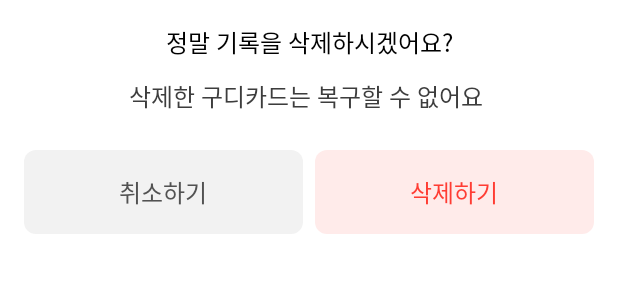
After one commit to cg072/9G9G_FE, an Android app: the layout dialog_record_delete.xml on its own in the app's theme, with its tools: preview values and no code run, on a phone screen of 412 x 824 dp. The commit adds this screen. Shown: the top 300 px of the screen. Run offline under Robolectric (Android 15) with nearby library versions, the phone set to English and light mode, and no system bars.

Commit message:
Feat - 기록상세 삭제팝업 추가
1. 삭제 팝업 추가
2. 내부 기능은 미구현

```diff
--- /dev/null
+++ b/app/src/main/java/com/example/nineg/dialog/RecordDeleteDialog.kt
@@ -0,0 +1,37 @@
+package com.example.nineg.dialog
+
+import android.app.Dialog
+import android.content.Context
+import android.view.LayoutInflater
+import androidx.databinding.DataBindingUtil
+import com.example.nineg.R
+import com.example.nineg.databinding.DialogRecordDeleteBinding
+
+class RecordDeleteDialog(context: Context, private val onDeleteClick: () -> Unit) :
+    Dialog(context, R.style.BasicDialog) {
+
+    private val binding: DialogRecordDeleteBinding = DataBindingUtil.inflate(
+        LayoutInflater.from(context),
+        R.layout.dialog_record_delete,
+        null,
+        false
+    )
+
+    init {
+        setContentView(binding.root)
+    }
+
+    override fun show() {
+
+        binding.dialogRecordCancelBtn.setOnClickListener {
+            dismiss()
+        }
+
+        binding.dialogRecordDeleteBtn.setOnClickListener {
+            onDeleteClick()
+            dismiss()
+        }
+
+        super.show()
+    }
+}
--- a/app/src/main/java/com/example/nineg/ui/detail/RecordDetailActivity.kt
+++ b/app/src/main/java/com/example/nineg/ui/detail/RecordDetailActivity.kt
@@ -8,6 +8,7 @@ import coil.transform.RoundedCornersTransformation
 import com.example.nineg.R
 import com.example.nineg.base.BaseActivity
 import com.example.nineg.databinding.ActivityRecordDetailBinding
+import com.example.nineg.dialog.RecordDeleteDialog
 import com.example.nineg.dialog.RecordOptionDialog
 import dagger.hilt.android.AndroidEntryPoint
 
@@ -23,14 +24,17 @@ class RecordDetailActivity : BaseActivity<ActivityRecordDetailBinding>() {
         super.onCreate(savedInstanceState)
 
         binding.fragmentRecordDetailOptionBtn.setOnClickListener {
-            val dialog = RecordOptionDialog(this, it.left, it.bottom,
+            val dialog = RecordOptionDialog(binding.root.context, it.left, it.bottom,
                 object : RecordOptionDialog.OnClickListener {
                     override fun onEdit() {
                         // TODO : 수정하기 로직 추가
                     }
 
                     override fun onDelete() {
-                        // TODO : 삭제하기 로직 추가
+                        val deleteDialog = RecordDeleteDialog(binding.root.context) {
+                            // TODO : 삭제하기 로직 추가
+                        }
+                        deleteDialog.show()
                     }
                 })
 
--- /dev/null
+++ b/app/src/main/res/drawable/button_cancel_bg.xml
@@ -0,0 +1,6 @@
+<?xml version="1.0" encoding="utf-8"?>
+<shape xmlns:android="http://schemas.android.com/apk/res/android"
+    android:shape="rectangle">
+    <solid android:color="@color/secondary_90"/>
+    <corners android:radius="8dp" />
+</shape>
--- /dev/null
+++ b/app/src/main/res/drawable/button_error_bg.xml
@@ -0,0 +1,6 @@
+<?xml version="1.0" encoding="utf-8"?>
+<shape xmlns:android="http://schemas.android.com/apk/res/android"
+    android:shape="rectangle">
+    <solid android:color="@color/error_100"/>
+    <corners android:radius="8dp" />
+</shape>
--- /dev/null
+++ b/app/src/main/res/drawable/dialog_record_delete_bg.xml
@@ -0,0 +1,6 @@
+<?xml version="1.0" encoding="utf-8"?>
+<shape xmlns:android="http://schemas.android.com/apk/res/android"
+    android:shape="rectangle">
+    <solid android:color="@color/white"/>
+    <corners android:radius="16dp" />
+</shape>
--- /dev/null
+++ b/app/src/main/res/layout/dialog_record_delete.xml
@@ -0,0 +1,80 @@
+<?xml version="1.0" encoding="utf-8"?>
+<layout xmlns:android="http://schemas.android.com/apk/res/android"
+    xmlns:app="http://schemas.android.com/apk/res-auto"
+    xmlns:tools="http://schemas.android.com/tools">
+
+    <androidx.constraintlayout.widget.ConstraintLayout
+        android:layout_width="match_parent"
+        android:layout_height="wrap_content"
+        android:padding="16dp"
+        tools:background="@drawable/dialog_record_delete_bg">
+
+        <TextView
+            android:id="@+id/dialogRecordDeleteTitle"
+            android:layout_width="0dp"
+            android:layout_height="wrap_content"
+            android:gravity="center"
+            android:text="정말 기록을 삭제하시겠어요?"
+            android:textColor="@color/black"
+            android:textSize="16dp"
+            android:fontFamily="@font/pretendard_medium"
+            app:layout_constraintTop_toTopOf="parent"
+            app:layout_constraintStart_toStartOf="parent"
+            app:layout_constraintEnd_toEndOf="parent"/>
+
+        <TextView
+            android:id="@+id/dialogRecordDeleteMessage"
+            android:layout_width="0dp"
+            android:layout_height="wrap_content"
+            android:layout_marginTop="12dp"
+            android:gravity="center"
+            android:text="삭제한 구디카드는 복구할 수 없어요 "
+            android:textSize="16dp"
+            android:textColor="@color/grayscale_10"
+            android:fontFamily="@font/pretendard_medium"
+            app:layout_constraintTop_toBottomOf="@+id/dialogRecordDeleteTitle"
+            app:layout_constraintStart_toStartOf="parent"
+            app:layout_constraintEnd_toEndOf="parent"/>
+
+        <LinearLayout
+            android:id="@+id/dialogRecordDeleteBtnContainer"
+            android:layout_width="0dp"
+            android:layout_height="56dp"
+            android:layout_marginTop="24dp"
+            android:orientation="horizontal"
+            app:layout_constraintTop_toBottomOf="@+id/dialogRecordDeleteMessage"
+            app:layout_constraintBottom_toBottomOf="parent"
+            app:layout_constraintStart_toStartOf="parent"
+            app:layout_constraintEnd_toEndOf="parent">
+
+            <TextView
+                android:id="@+id/dialogRecordCancelBtn"
+                android:layout_width="0dp"
+                android:layout_height="match_parent"
+                android:layout_weight="1"
+                android:gravity="center"
+                android:background="@drawable/button_cancel_bg"
+                android:text="취소하기"
+                android:textColor="@color/grayscale_20"
+                android:textSize="16dp"
+                android:fontFamily="@font/pretendard_medium"/>
+
+            <TextView
+                android:id="@+id/dialogRecordDeleteBtn"
+                android:layout_width="0dp"
+                android:layout_height="match_parent"
+                android:layout_weight="1"
+                android:layout_marginStart="8dp"
+                android:gravity="center"
+                android:background="@drawable/button_error_bg"
+                android:text="삭제하기"
+                android:textColor="@color/error"
+                android:textSize="16dp"
+                android:fontFamily="@font/pretendard_medium"/>
+
+        </LinearLayout>
+
+    </androidx.constraintlayout.widget.ConstraintLayout>
+
+
+</layout>
--- a/app/src/main/res/values/themes.xml
+++ b/app/src/main/res/values/themes.xml
@@ -37,5 +37,17 @@
         <item name="android:windowIsFloating">true</item>
     </style>
 
+    <style name="BasicDialog">
+        <item name="android:windowMinWidthMajor">@dimen/dialog_min_width_major</item>
+        <item name="android:windowMinWidthMinor">@dimen/dialog_min_width_minor</item>
+        <item name="android:background">@drawable/dialog_record_delete_bg</item>
+
+        <!-- Dim(Activity 배경) -->
+        <item name="android:backgroundDimEnabled">true</item>
+        <item name="android:colorBackground">@android:color/transparent</item>
+        <item name="android:windowCloseOnTouchOutside">false</item>
+        <item name="android:windowIsFloating">true</item>
+    </style>
+
 
 </resources>
```
